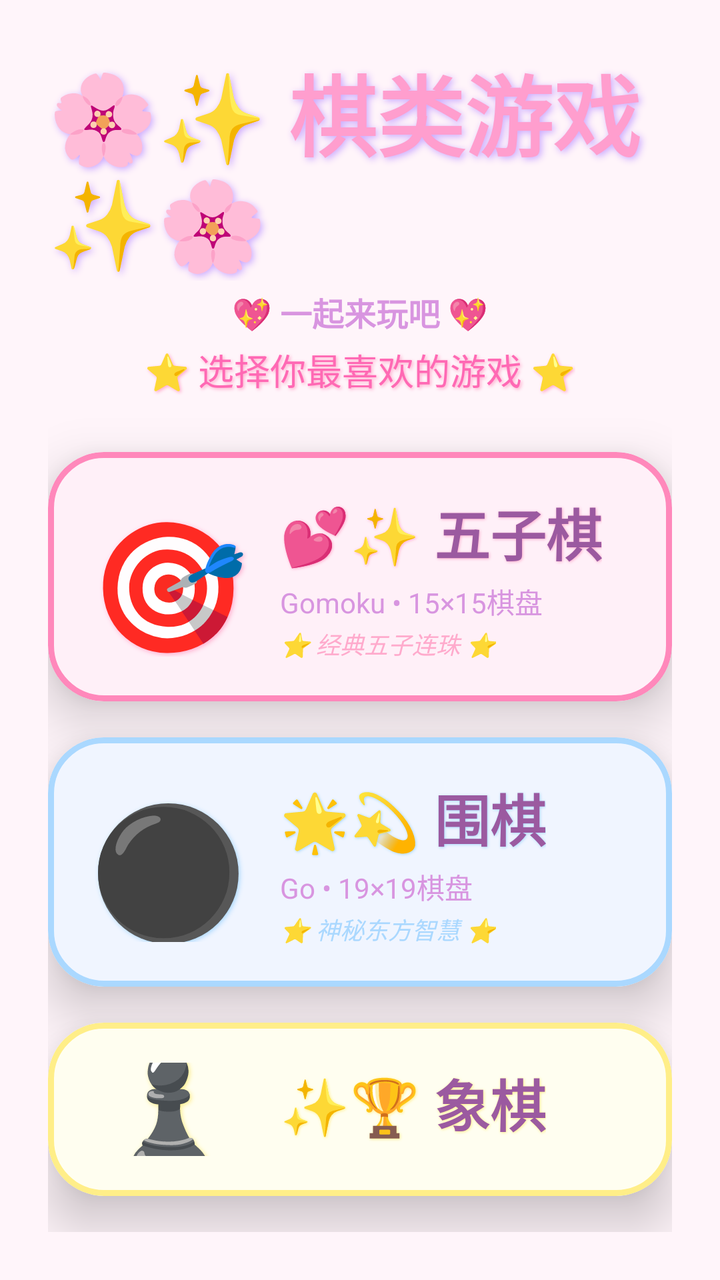
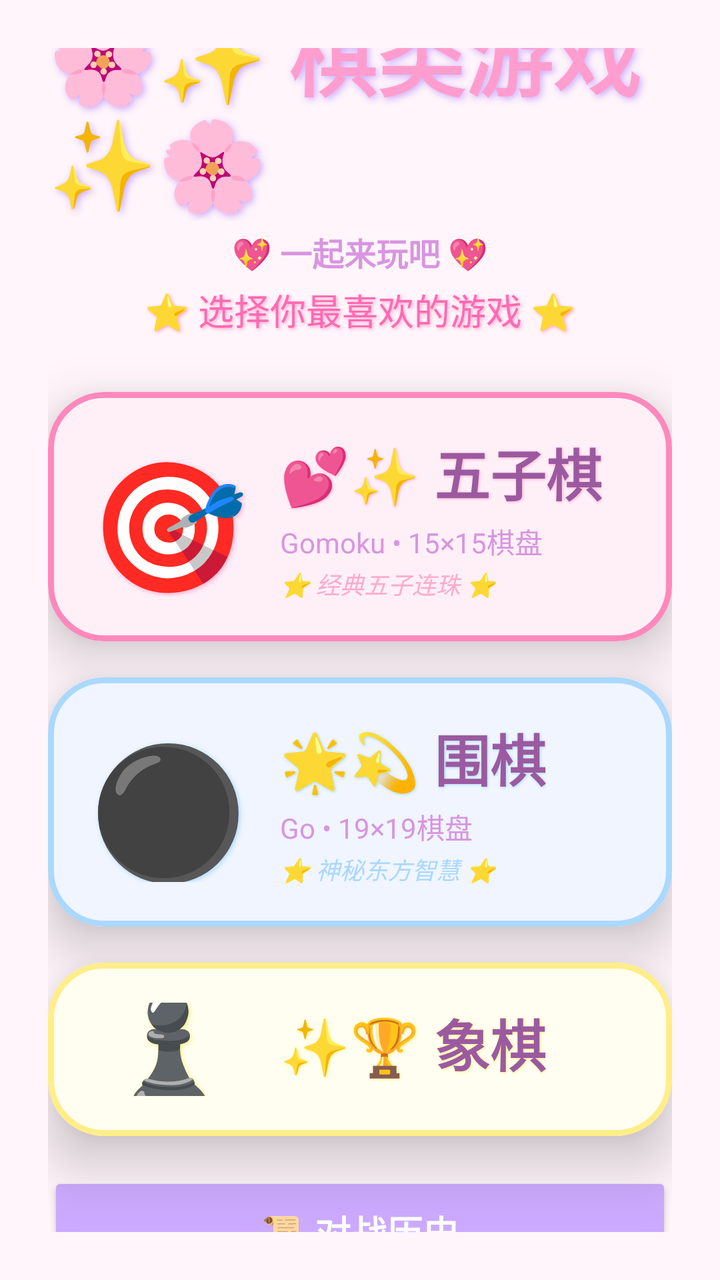

Screens rendered from an Android XML layout before and after an edit, with the pre-edit source and the edit as a unified diff.
<!-- AndroidManifest.xml: activity theme Theme.App -->
<!-- res/layout/activity_menu.xml -->
<?xml version="1.0" encoding="utf-8"?>
<LinearLayout xmlns:android="http://schemas.android.com/apk/res/android"
    xmlns:app="http://schemas.android.com/apk/res-auto"
    android:orientation="vertical"
    android:layout_width="match_parent"
    android:layout_height="match_parent"
    android:background="@color/background_light"
    android:gravity="center"
    android:padding="24dp">

    
    <TextView
        android:layout_width="wrap_content"
        android:layout_height="wrap_content"
        android:text="🌸✨ 棋类游戏 ✨🌸"
        android:textSize="44sp"
        android:textStyle="bold"
        android:textColor="@color/primary"
        android:layout_marginBottom="4dp"
        android:shadowColor="@color/sparkle_purple"
        android:shadowDx="3"
        android:shadowDy="3"
        android:shadowRadius="8"/>

    <TextView
        android:layout_width="wrap_content"
        android:layout_height="wrap_content"
        android:text="💖 一起来玩吧 💖"
        android:textSize="16sp"
        android:textColor="@color/text_secondary"
        android:textStyle="bold"
        android:layout_marginBottom="4dp"/>

    <TextView
        android:layout_width="wrap_content"
        android:layout_height="wrap_content"
        android:text="⭐ 选择你最喜欢的游戏 ⭐"
        android:textSize="18sp"
        android:textColor="@color/primary_dark"
        android:layout_marginBottom="28dp"
        android:shadowColor="@color/sparkle_pink"
        android:shadowDx="2"
        android:shadowDy="2"
        android:shadowRadius="4"/>

    
    <com.google.android.material.card.MaterialCardView
        android:id="@+id/cardGomoku"
        android:layout_width="match_parent"
        android:layout_height="wrap_content"
        android:layout_marginBottom="18dp"
        app:cardCornerRadius="28dp"
        app:cardElevation="16dp"
        app:cardBackgroundColor="#FFF0F8"
        app:strokeColor="@color/heart_pink"
        app:strokeWidth="3dp"
        android:clickable="true"
        android:focusable="true"
        android:foreground="?attr/selectableItemBackground">
        
        <LinearLayout
            android:layout_width="match_parent"
            android:layout_height="wrap_content"
            android:orientation="horizontal"
            android:padding="20dp"
            android:gravity="center_vertical">
            
            <TextView
                android:layout_width="80dp"
                android:layout_height="80dp"
                android:text="🎯"
                android:textSize="64sp"
                android:gravity="center"
                android:shadowColor="@color/sparkle_pink"
                android:shadowDx="2"
                android:shadowDy="2"
                android:shadowRadius="6"/>
            
            <LinearLayout
                android:layout_width="0dp"
                android:layout_height="wrap_content"
                android:layout_weight="1"
                android:orientation="vertical"
                android:layout_marginStart="16dp">
                
                <TextView
                    android:layout_width="wrap_content"
                    android:layout_height="wrap_content"
                    android:text="💕✨ 五子棋"
                    android:textSize="28sp"
                    android:textStyle="bold"
                    android:textColor="@color/text_primary"
                    android:shadowColor="@color/sparkle_pink"
                    android:shadowDx="1"
                    android:shadowDy="1"
                    android:shadowRadius="3"/>
                
                <TextView
                    android:layout_width="wrap_content"
                    android:layout_height="wrap_content"
                    android:text="Gomoku • 15×15棋盘"
                    android:textSize="14sp"
                    android:textColor="@color/text_secondary"
                    android:layout_marginTop="4dp"/>
                    
                <TextView
                    android:layout_width="wrap_content"
                    android:layout_height="wrap_content"
                    android:text="⭐ 经典五子连珠 ⭐"
                    android:textSize="12sp"
                    android:textColor="@color/sparkle_pink"
                    android:layout_marginTop="2dp"
                    android:textStyle="italic"/>
            </LinearLayout>
        </LinearLayout>
    </com.google.android.material.card.MaterialCardView>

    <com.google.android.material.card.MaterialCardView
        android:id="@+id/cardGo"
        android:layout_width="match_parent"
        android:layout_height="wrap_content"
        android:layout_marginBottom="18dp"
        app:cardCornerRadius="28dp"
        app:cardElevation="16dp"
        app:cardBackgroundColor="#F0F5FF"
        app:strokeColor="@color/sparkle_blue"
        app:strokeWidth="3dp"
        android:clickable="true"
        android:focusable="true"
        android:foreground="?attr/selectableItemBackground">
        
        <LinearLayout
            android:layout_width="match_parent"
            android:layout_height="wrap_content"
            android:orientation="horizontal"
            android:padding="20dp"
            android:gravity="center_vertical">
            
            <TextView
                android:layout_width="80dp"
                android:layout_height="80dp"
                android:text="⚫"
                android:textSize="64sp"
                android:gravity="center"
                android:shadowColor="@color/sparkle_blue"
                android:shadowDx="2"
                android:shadowDy="2"
                android:shadowRadius="6"/>
            
            <LinearLayout
                android:layout_width="0dp"
                android:layout_height="wrap_content"
                android:layout_weight="1"
                android:orientation="vertical"
                android:layout_marginStart="16dp">
                
                <TextView
                    android:layout_width="wrap_content"
                    android:layout_height="wrap_content"
                    android:text="🌟💫 围棋"
                    android:textSize="28sp"
                    android:textStyle="bold"
                    android:textColor="@color/text_primary"
                    android:shadowColor="@color/sparkle_blue"
                    android:shadowDx="1"
                    android:shadowDy="1"
                    android:shadowRadius="3"/>
                
                <TextView
                    android:layout_width="wrap_content"
                    android:layout_height="wrap_content"
                    android:text="Go • 19×19棋盘"
                    android:textSize="14sp"
                    android:textColor="@color/text_secondary"
                    android:layout_marginTop="4dp"/>
                    
                <TextView
                    android:layout_width="wrap_content"
                    android:layout_height="wrap_content"
                    android:text="⭐ 神秘东方智慧 ⭐"
                    android:textSize="12sp"
                    android:textColor="@color/sparkle_blue"
                    android:layout_marginTop="2dp"
                    android:textStyle="italic"/>
            </LinearLayout>
        </LinearLayout>
    </com.google.android.material.card.MaterialCardView>

    <com.google.android.material.card.MaterialCardView
        android:id="@+id/cardXiangqi"
        android:layout_width="match_parent"
        android:layout_height="wrap_content"
        android:layout_marginBottom="18dp"
        app:cardCornerRadius="28dp"
        app:cardElevation="16dp"
        app:cardBackgroundColor="#FFFEF0"
        app:strokeColor="@color/star_yellow"
        app:strokeWidth="3dp"
        android:clickable="true"
        android:focusable="true"
        android:foreground="?attr/selectableItemBackground">
        
        <LinearLayout
            android:layout_width="match_parent"
            android:layout_height="wrap_content"
            android:orientation="horizontal"
            android:padding="20dp"
            android:gravity="center_vertical">
            
            <TextView
                android:layout_width="80dp"
                android:layout_height="80dp"
                android:text="♟️"
                android:textSize="64sp"
                android:gravity="center"
                android:shadowColor="@color/star_yellow"
                android:shadowDx="2"
                android:shadowDy="2"
                android:shadowRadius="6"/>
            
            <LinearLayout
                android:layout_width="0dp"
                android:layout_height="wrap_content"
                android:layout_weight="1"
                android:orientation="vertical"
                android:layout_marginStart="16dp">
                
                <TextView
                    android:layout_width="wrap_content"
                    android:layout_height="wrap_content"
                    android:text="✨🏆 象棋"
                    android:textSize="28sp"
                    android:textStyle="bold"
                    android:textColor="@color/text_primary"
                    android:shadowColor="@color/star_yellow"
                    android:shadowDx="1"
                    android:shadowDy="1"
                    android:shadowRadius="3"/>
                
                <TextView
                    android:layout_width="wrap_content"
                    android:layout_height="wrap_content"
                    android:text="Chinese Chess • 10×9棋盘"
                    android:textSize="14sp"
                    android:textColor="@color/text_secondary"
                    android:layout_marginTop="4dp"/>
                    
                <TextView
                    android:layout_width="wrap_content"
                    android:layout_height="wrap_content"
                    android:text="⭐ 楚河汉界对决 ⭐"
                    android:textSize="12sp"
                    android:textColor="@color/star_yellow"
                    android:layout_marginTop="2dp"
                    android:textStyle="italic"/>
            </LinearLayout>
        </LinearLayout>
    </com.google.android.material.card.MaterialCardView>

</LinearLayout>
<!-- resources referenced by this layout -->
<resources>
  <color name="background_light">#FFF5FA</color>
  <color name="heart_pink">#FF88BB</color>
  <color name="primary">#FF9ECE</color>
  <color name="primary_dark">#FF69B4</color>
  <color name="sparkle_blue">#AAD8FF</color>
  <color name="sparkle_pink">#FFAACC</color>
  <color name="sparkle_purple">#CCAAFF</color>
  <color name="star_yellow">#FFEE88</color>
  <color name="text_primary">#9B5AA0</color>
  <color name="text_secondary">#D895E0</color>
  <style name="Theme.App" parent="Theme.Material3.DayNight.NoActionBar">
          
      </style>
</resources>

<!-- the commit's change to res/layout/activity_menu.xml (unified diff, before → after) -->
@@ -256,5 +256,20 @@
             </LinearLayout>
         </LinearLayout>
     </com.google.android.material.card.MaterialCardView>
+    
+    
+    <Button
+        android:id="@+id/btnHistory"
+        android:layout_width="match_parent"
+        android:layout_height="60dp"
+        android:text="📜 对战历史"
+        android:textSize="18sp"
+        android:textStyle="bold"
+        android:backgroundTint="@color/sparkle_purple"
+        android:textColor="@android:color/white"
+        app:cornerRadius="24dp"
+        app:strokeColor="@color/primary"
+        app:strokeWidth="3dp"
+        android:elevation="12dp"/>
 
 </LinearLayout>
